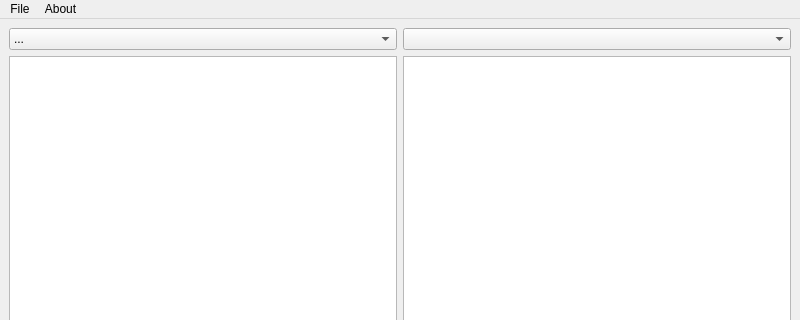
Before: the Qt Designer form MainWindow.ui in ilou89/PixelGround, drawn with Qt 5; both pictures show x 0 to 800 and y 0 to 320 of the 800 by 600 pixel window.
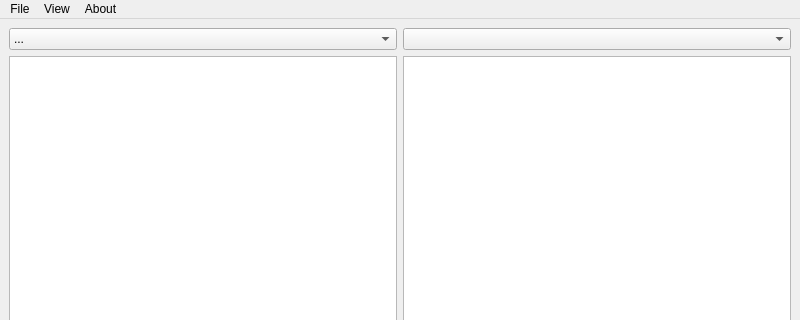
After: the same form once the commit is applied.

Patch:
```diff
--- a/MainWindow.ui
+++ b/MainWindow.ui
@@ -73,7 +73,15 @@
      <string>About</string>
     </property>
    </widget>
+   <widget class="QMenu" name="menuView">
+    <property name="title">
+     <string>View</string>
+    </property>
+    <addaction name="actionShowInput"/>
+    <addaction name="actionShowOutput"/>
+   </widget>
    <addaction name="menuFile"/>
+   <addaction name="menuView"/>
    <addaction name="menuAbout"/>
   </widget>
   <widget class="QStatusBar" name="statusbar"/>
```
Left out of the diff: 19 changed lines with no effect on the pictures.
